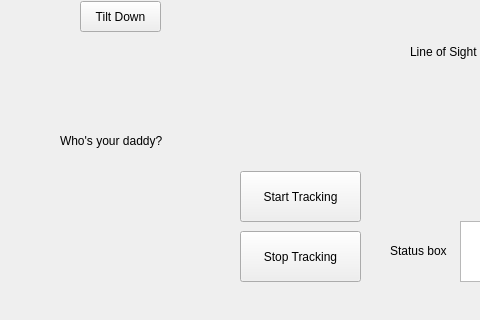
This is QtDesignerUI.ui in mathias314/Ground-Station-Tracker as Qt 5 draws it before an edit; both pictures show x 0 to 480 and y 358 to 678 of the 980 by 678 pixel window. The edited form follows.
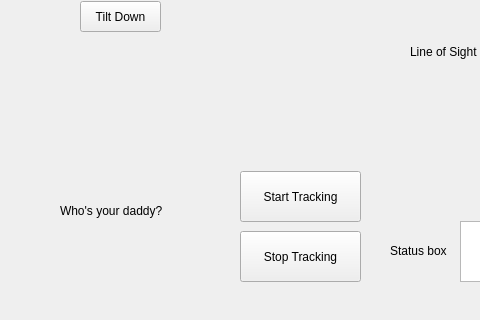
This is the edited form. Icons and pictures are not drawn.

Commit message: probably final push before flight tomorrow!

```diff
--- a/QtDesignerUI.ui
+++ b/QtDesignerUI.ui
@@ -501,7 +501,7 @@
     <property name="geometry">
      <rect>
       <x>60</x>
-      <y>470</y>
+      <y>540</y>
       <width>111</width>
       <height>20</height>
      </rect>
```
Left out of the diff: 40 changed lines with no effect on the pictures. The commit also changes 1 other file.
